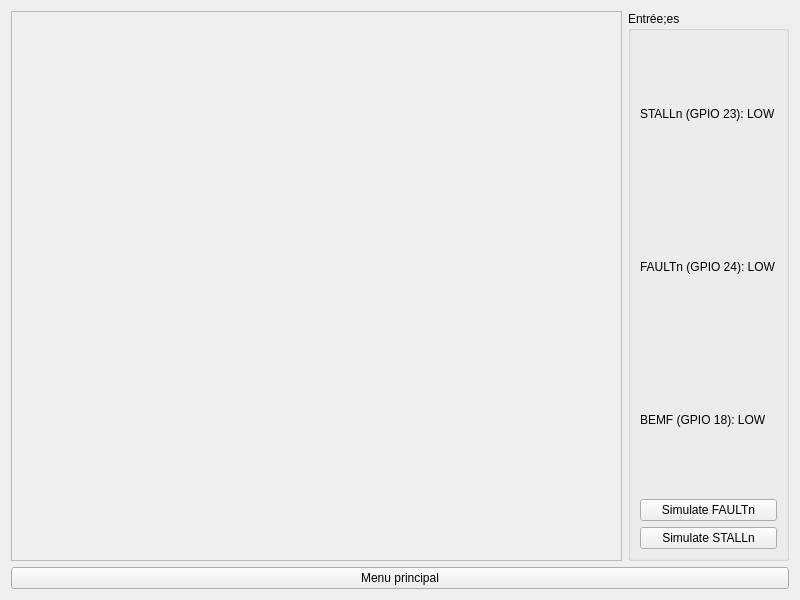
Above: TestGpio.ui from Eliasgnd/Eau-couper_by_AE before the change. Below: the same form after it.
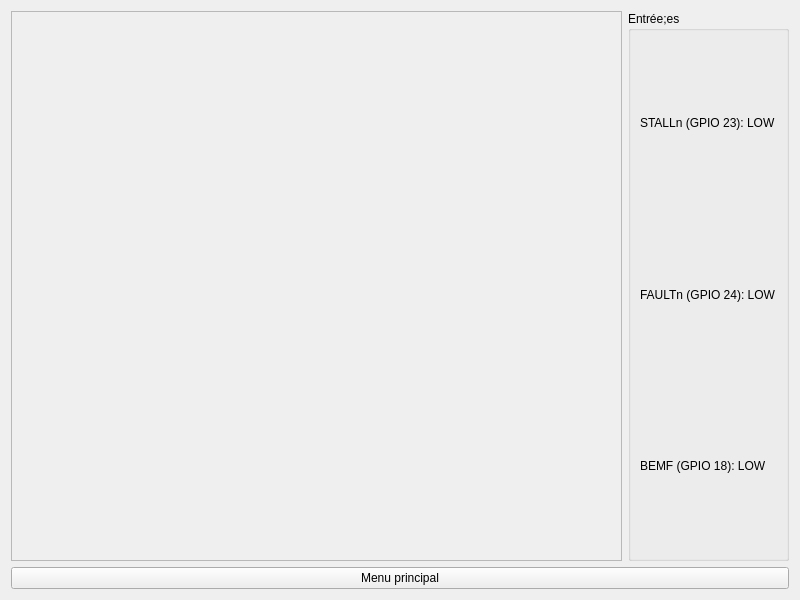
That is the form after the change.

```diff
--- a/TestGpio.ui
+++ b/TestGpio.ui
@@ -58,20 +58,6 @@
           </property>
          </widget>
         </item>
-        <item>
-         <widget class="QPushButton" name="btnSimulateFault">
-          <property name="text">
-           <string>Simulate FAULTn</string>
-          </property>
-         </widget>
-        </item>
-        <item>
-         <widget class="QPushButton" name="btnSimulateStall">
-          <property name="text">
-           <string>Simulate STALLn</string>
-          </property>
-         </widget>
-        </item>
        </layout>
       </widget>
      </item>
```
Left out of the diff: 9 changed lines with no effect on the pictures.
